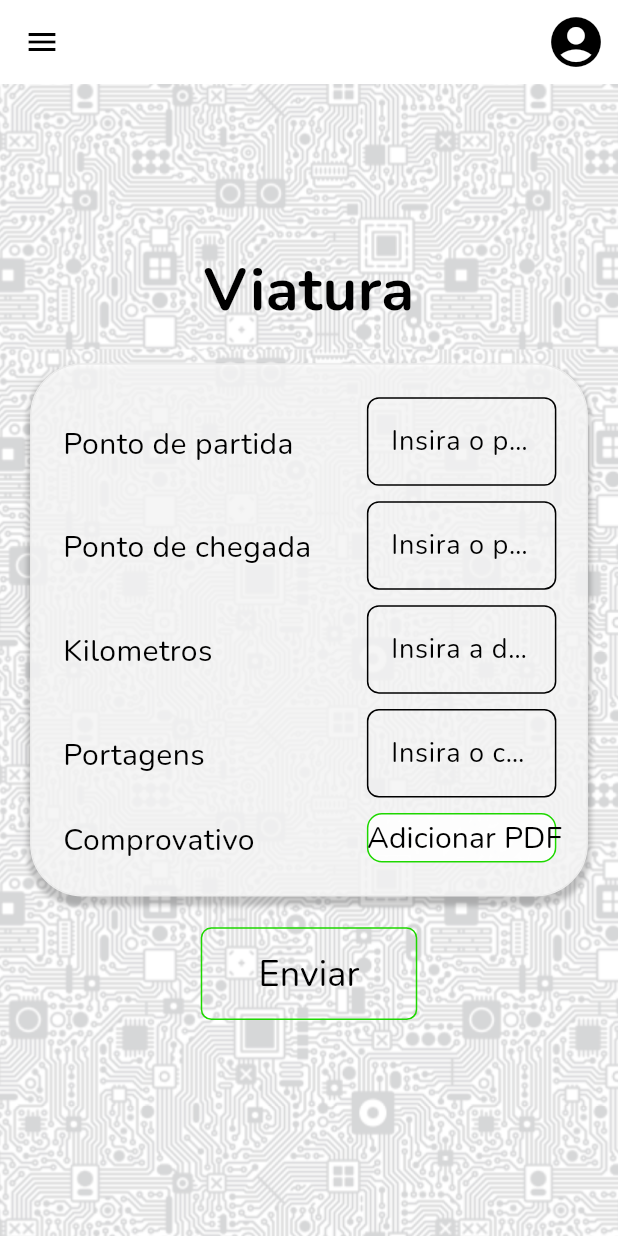
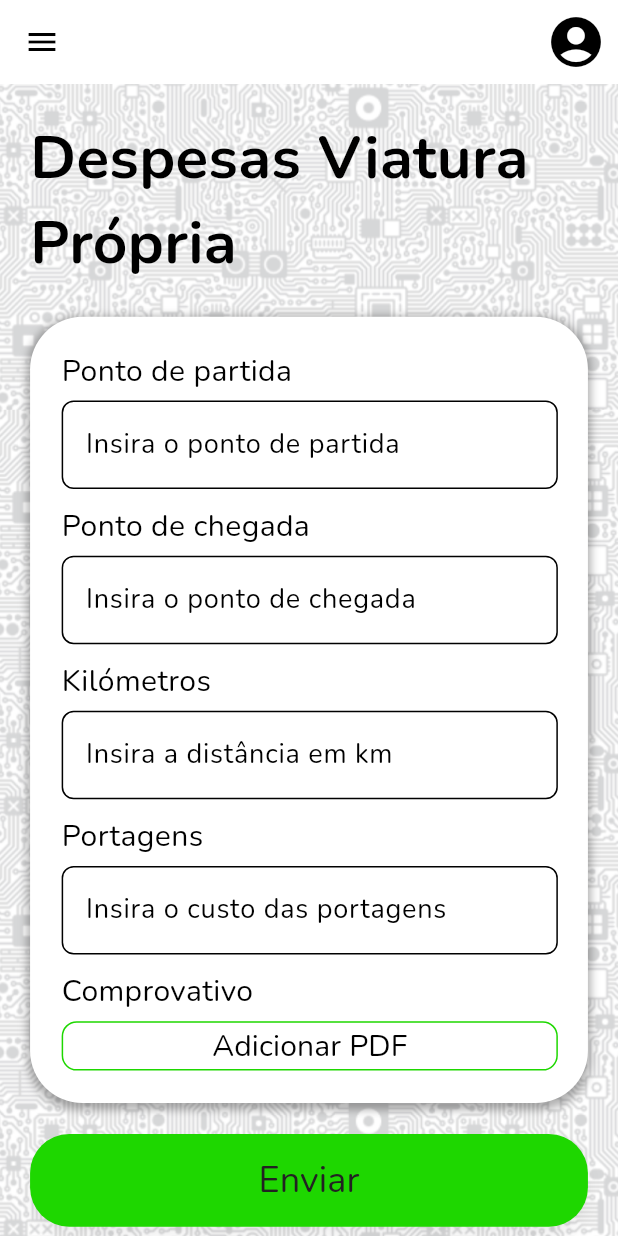
Before and after one commit to AiScream01/AppMobileOlisipo, a Flutter app: the DespesasViaturaPropriaScreen screen opened by its route, on a phone screen of 412 x 824 dp. Run offline on Flutter 3.47's test engine with Material 3 defaults, Android fonts, the phone set to English and light mode, and no system bars; our stand-ins replace cached_network_image, carousel_slider, flutter_svg, smooth_page_indicator, sqflite; accounts and stored records are empty.

Commit message:
pedido de ferias, despesas viatura pessoal, ajudas

```diff
--- a/lib/main.dart
+++ b/lib/main.dart
@@ -23,7 +23,7 @@ class MyApp extends StatelessWidget {
           theme: theme,
           title: 'rui_pedro_s_application11',
           debugShowCheckedModeBanner: false,
-          initialRoute: AppRoutes.pedidoFeriasScreen,
+          initialRoute: AppRoutes.despesasViaturaPropriaScreen,
           //initialRoute: AppRoutes.loginScreen,
           routes: AppRoutes.routes,
         );
--- a/lib/presentation/despesas_viatura_propria_screen/despesas_viatura_propria_screen.dart
+++ b/lib/presentation/despesas_viatura_propria_screen/despesas_viatura_propria_screen.dart
@@ -1,24 +1,43 @@
 import 'package:flutter/material.dart';
 import 'package:rui_pedro_s_application11/core/app_export.dart';
+import 'package:rui_pedro_s_application11/widgets/custom_elevated_button.dart';
 import 'package:rui_pedro_s_application11/widgets/custom_outlined_button.dart';
+import 'package:rui_pedro_s_application11/widgets/custom_text_form_field.dart'; // Certifique-se de ter isso importado
 import 'package:rui_pedro_s_application11/presentation/push_notification_dialog/push_notification_dialog.dart';
+import 'package:rui_pedro_s_application11/servidor/servidor.dart'; // Certifique-se de que Servidor é importado
 
-// ignore: must_be_immutable
-class DespesasViaturaPropriaScreen extends StatelessWidget {
-  DespesasViaturaPropriaScreen({Key? key}) : super(key: key);
+class DespesasViaturaPropriaScreen extends StatefulWidget {
+  const DespesasViaturaPropriaScreen({Key? key}) : super(key: key);
 
-  TextEditingController partidaController = TextEditingController();
-  TextEditingController chegadaController = TextEditingController();
-  TextEditingController kmController = TextEditingController();
-  TextEditingController portagensController = TextEditingController();
+  @override
+  _DespesasViaturaPropriaScreenState createState() =>
+      _DespesasViaturaPropriaScreenState();
+}
+
+class _DespesasViaturaPropriaScreenState
+    extends State<DespesasViaturaPropriaScreen> {
+  final TextEditingController partidaController = TextEditingController();
+  final TextEditingController chegadaController = TextEditingController();
+  final TextEditingController kmController = TextEditingController();
+  final TextEditingController portagensController = TextEditingController();
+  final TextEditingController comprovativoController = TextEditingController();
+
+  final Servidor servidor = Servidor();
+
+  @override
+  void dispose() {
+    partidaController.dispose();
+    chegadaController.dispose();
+    kmController.dispose();
+    portagensController.dispose();
+    comprovativoController.dispose();
+    super.dispose();
+  }
 
   @override
   Widget build(BuildContext context) {
     return SafeArea(
       child: Scaffold(
-        extendBody: true,
-        extendBodyBehindAppBar: true,
-        resizeToAvoidBottomInset: false,
         appBar: AppBar(
           actions: [
             IconButton(
@@ -80,7 +99,7 @@ class DespesasViaturaPropriaScreen extends StatelessWidget {
               ListTile(
                 title: const Text('Horas'),
                 onTap: () {
-                  Navigator.pushNamed(context, AppRoutes.pedidoFeriasScreen);
+                  Navigator.pushNamed(context, AppRoutes.pedidoHorasScreen);
                 },
               ),
               ListTile(
@@ -92,35 +111,27 @@ class DespesasViaturaPropriaScreen extends StatelessWidget {
             ],
           ),
         ),
-        body: Container(
-          width: SizeUtils.width,
-          height: SizeUtils.height,
+        body: Stack(
+          children: [
+            Container(
               decoration: BoxDecoration(
-            color: theme.colorScheme.onPrimaryContainer,
-            boxShadow: [
-              BoxShadow(
-                color: appTheme.black900.withOpacity(0.3),
-                spreadRadius: 2.h,
-                blurRadius: 2.h,
-                offset: Offset(10, 10),
-              ),
-            ],
                 image: DecorationImage(
                   image: AssetImage(ImageConstant.imgLogin),
                   fit: BoxFit.cover,
                 ),
               ),
-          child: Center(
+            ),
+            Center(
               child: SingleChildScrollView(
                 child: Padding(
-                padding: EdgeInsets.symmetric(horizontal: 20.h, vertical: 25.v),
+                  padding:
+                      EdgeInsets.symmetric(horizontal: 20.h, vertical: 10.v),
                   child: Column(
                     mainAxisSize: MainAxisSize.min,
-                  crossAxisAlignment: CrossAxisAlignment.center,
                     children: [
-                    SizedBox(height: 20.v),
+                      SizedBox(height: 10.v),
                       Text(
-                      "Viatura",
+                        "Despesas Viatura Própria",
                         style: theme.textTheme.displayMedium,
                       ),
                       SizedBox(height: 20.v),
@@ -132,6 +143,7 @@ class DespesasViaturaPropriaScreen extends StatelessWidget {
                 ),
               ),
             ),
+          ],
         ),
       ),
     );
@@ -140,48 +152,55 @@ class DespesasViaturaPropriaScreen extends StatelessWidget {
   Widget _buildInputSection(BuildContext context) {
     return Container(
       padding: EdgeInsets.symmetric(horizontal: 20.h, vertical: 21.v),
-      decoration: AppDecoration.outlineGray.copyWith(
-        borderRadius: BorderRadiusStyle.roundedBorder35,
-        color: Colors.white.withOpacity(0.8),
+      decoration: BoxDecoration(
+        color: Colors.white, // Fundo branco para a caixa de entrada
+        borderRadius: BorderRadius.circular(35), // Bordas arredondadas
+        boxShadow: [
+          BoxShadow(
+            color: Colors.black.withOpacity(0.3),
+            spreadRadius: 2,
+            blurRadius: 4,
+            offset: Offset(0, 2),
+          ),
+        ],
       ),
       child: Column(
         mainAxisSize: MainAxisSize.min,
-        crossAxisAlignment: CrossAxisAlignment.center,
+        crossAxisAlignment: CrossAxisAlignment.start,
         children: [
-          _buildRowWithInputField(
-            context,
+          _buildInputField(
             title: "Ponto de partida",
             controller: partidaController,
             hintText: "Insira o ponto de partida",
+            keyboardType: TextInputType.text,
           ),
           SizedBox(height: 10.v),
-          _buildRowWithInputField(
-            context,
+          _buildInputField(
             title: "Ponto de chegada",
             controller: chegadaController,
             hintText: "Insira o ponto de chegada",
+            keyboardType: TextInputType.text,
           ),
           SizedBox(height: 10.v),
-          _buildRowWithInputField(
-            context,
-            title: "Kilometros",
+          _buildInputField(
+            title: "Kilómetros",
             controller: kmController,
             hintText: "Insira a distância em km",
+            keyboardType: TextInputType.numberWithOptions(decimal: true),
           ),
           SizedBox(height: 10.v),
-          _buildRowWithInputField(
-            context,
+          _buildInputField(
             title: "Portagens",
             controller: portagensController,
             hintText: "Insira o custo das portagens",
+            keyboardType: TextInputType.numberWithOptions(decimal: true),
           ),
           SizedBox(height: 10.v),
-          _buildRowWithButton(
-            context,
+          _buildUploadButton(
             title: "Comprovativo",
             buttonText: "Adicionar PDF",
             onPressed: () {
-              // adicionar ação para adicionar PDF
+              // Adicionar ação para adicionar PDF
             },
           ),
         ],
@@ -189,62 +208,57 @@ class DespesasViaturaPropriaScreen extends StatelessWidget {
     );
   }
 
-  Widget _buildRowWithInputField(
-    BuildContext context, {
+  Widget _buildInputField({
     required String title,
     required TextEditingController controller,
     required String hintText,
+    required TextInputType keyboardType,
   }) {
     return Padding(
       padding: EdgeInsets.only(left: 1.h),
-      child: Row(
-        mainAxisAlignment: MainAxisAlignment.spaceBetween,
+      child: Column(
+        crossAxisAlignment: CrossAxisAlignment.start,
         children: [
-          Padding(
-            padding: EdgeInsets.only(top: 3.v),
-            child: Text(
+          Text(
             title,
             style: theme.textTheme.titleLarge,
           ),
-          ),
-          SizedBox(
-            width: 126.h,
-            child: TextField(
+          SizedBox(height: 5.v),
+          TextField(
             controller: controller,
             decoration: InputDecoration(
               hintText: hintText,
               border: OutlineInputBorder(
                 borderRadius: BorderRadius.circular(8),
               ),
+              filled: true,
+              fillColor: Colors.transparent, // Cor do fundo dos campos de input
             ),
-            ),
+            keyboardType: keyboardType,
           ),
         ],
       ),
     );
   }
 
-  Widget _buildRowWithButton(
-    BuildContext context, {
+  Widget _buildUploadButton({
     required String title,
     required String buttonText,
     required void Function() onPressed,
   }) {
     return Padding(
       padding: EdgeInsets.only(left: 1.h),
-      child: Row(
-        mainAxisAlignment: MainAxisAlignment.spaceBetween,
+      child: Column(
+        crossAxisAlignment: CrossAxisAlignment.start,
         children: [
-          Padding(
-            padding: EdgeInsets.only(top: 3.v),
-            child: Text(
+          Text(
             title,
             style: theme.textTheme.titleLarge,
           ),
-          ),
+          SizedBox(height: 5.v),
           CustomOutlinedButton(
             height: 32.v,
-            width: 126.h,
+            width: double.infinity,
             text: buttonText,
             onPressed: onPressed,
             buttonStyle: CustomButtonStyles.outlinePrimary,
@@ -256,18 +270,36 @@ class DespesasViaturaPropriaScreen extends StatelessWidget {
   }
 
   Widget _buildEnviarButton(BuildContext context) {
-    return Center(
-      child: CustomOutlinedButton(
-        width: 144.h,
+    return CustomElevatedButton(
+      width: double.infinity,
       text: "Enviar",
       onPressed: () {
         onTapEnviarButton(context);
       },
-      ),
     );
   }
 
-  void onTapEnviarButton(BuildContext context) {
+  void onTapEnviarButton(BuildContext context) async {
+    try {
+      double km = double.parse(kmController.text);
+      String pontoPartida = partidaController.text;
+      String pontoChegada = chegadaController.text;
+      double precoPortagens = double.parse(portagensController.text);
+      String comprovativo = comprovativoController.text.isNotEmpty
+          ? comprovativoController.text
+          : '';
+
+      // Envia os dados para o servidor
+      await servidor.insertDespesasViaturaPessoal(
+        '2', // Substitua pelo ID real do usuário
+        km,
+        pontoPartida,
+        pontoChegada,
+        precoPortagens,
+        comprovativo,
+      );
+
+      // Exibe o diálogo de notificação de sucesso
       showDialog(
         context: context,
         builder: (_) => AlertDialog(
@@ -277,5 +309,26 @@ class DespesasViaturaPropriaScreen extends StatelessWidget {
           insetPadding: const EdgeInsets.only(left: 0),
         ),
       );
+    } catch (e) {
+      print('Erro ao enviar despesas: $e');
+      // Exibe o diálogo de erro
+      showDialog(
+        context: context,
+        builder: (BuildContext context) {
+          return AlertDialog(
+            title: Text('Erro'),
+            content: Text('Ocorreu um erro ao enviar as despesas. Erro: $e'),
+            actions: [
+              TextButton(
+                onPressed: () {
+                  Navigator.of(context).pop();
+                },
+                child: Text('OK'),
+              ),
+            ],
+          );
+        },
+      );
     }
   }
+}
```
Also changed, not shown: lib/presentation/ajudas_screen/ajudas_screen.dart (+50 -47 lines), lib/servidor/servidor.dart (+117 -2 lines). Lines whose indentation alone changed are shown as unchanged.
